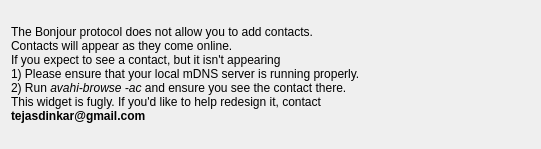
Qt form protocols/bonjour/bonjouraddui.ui (KDE/kopete) before a commit.
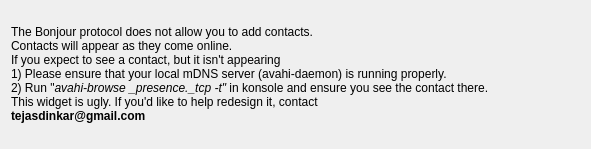
The same form after that commit.

Commit message: Fixed the Add User Message changed avahi-browse -ac -> avahibrowse _presence._tcp -t

The edit to the form file:
```diff
--- a/protocols/bonjour/bonjouraddui.ui
+++ b/protocols/bonjour/bonjouraddui.ui
@@ -5,7 +5,7 @@
    <rect>
     <x>0</x>
     <y>0</y>
-    <width>541</width>
+    <width>591</width>
     <height>149</height>
    </rect>
   </property>
@@ -30,16 +30,17 @@
      <item>
       <widget class="QLabel" name="label" >
        <property name="text" >
-        <string>&lt;html>&lt;head>&lt;meta name="qrichtext" content="1" />&lt;style type="text/css">
+        <string>&lt;!DOCTYPE HTML PUBLIC "-//W3C//DTD HTML 4.0//EN" "http://www.w3.org/TR/REC-html40/strict.dtd">
+&lt;html>&lt;head>&lt;meta name="qrichtext" content="1" />&lt;style type="text/css">
 p, li { white-space: pre-wrap; }
-&lt;/style>&lt;/head>&lt;body style=" font-family:'Sans Serif'; font-size:9pt; font-weight:400; font-style:normal;">
-&lt;p style=" margin-top:0px; margin-bottom:0px; margin-left:0px; margin-right:0px; -qt-block-indent:0; text-indent:0px;">The Bonjour protocol does not allow you to add contacts. &lt;/p>
-&lt;p style=" margin-top:0px; margin-bottom:0px; margin-left:0px; margin-right:0px; -qt-block-indent:0; text-indent:0px;">Contacts will appear as they come online.&lt;/p>
-&lt;p style=" margin-top:0px; margin-bottom:0px; margin-left:0px; margin-right:0px; -qt-block-indent:0; text-indent:0px;">If you expect to see a contact, but it isn't appearing&lt;/p>
-&lt;p style=" margin-top:0px; margin-bottom:0px; margin-left:0px; margin-right:0px; -qt-block-indent:0; text-indent:0px;">1) Please ensure that your local mDNS server is running properly.&lt;/p>
-&lt;p style=" margin-top:0px; margin-bottom:0px; margin-left:0px; margin-right:0px; -qt-block-indent:0; text-indent:0px;">2) Run &lt;span style=" font-style:italic;">avahi-browse -ac&lt;/span> and ensure you see the contact there.&lt;/p>
-&lt;p style=" margin-top:0px; margin-bottom:0px; margin-left:0px; margin-right:0px; -qt-block-indent:0; text-indent:0px;">This widget is fugly. If you'd like to help redesign it, contact &lt;/p>
-&lt;p style=" margin-top:0px; margin-bottom:0px; margin-left:0px; margin-right:0px; -qt-block-indent:0; text-indent:0px;">&lt;span style=" font-weight:600;">tejasdinkar@gmail.com&lt;/span>&lt;/p>&lt;/body>&lt;/html></string>
+&lt;/style>&lt;/head>&lt;body style=" font-family:'Sans Serif'; font-size:10pt; font-weight:400; font-style:normal;">
+&lt;p style=" margin-top:0px; margin-bottom:0px; margin-left:0px; margin-right:0px; -qt-block-indent:0; text-indent:0px; font-size:9pt;">The Bonjour protocol does not allow you to add contacts. &lt;/p>
+&lt;p style=" margin-top:0px; margin-bottom:0px; margin-left:0px; margin-right:0px; -qt-block-indent:0; text-indent:0px; font-size:9pt;">Contacts will appear as they come online.&lt;/p>
+&lt;p style=" margin-top:0px; margin-bottom:0px; margin-left:0px; margin-right:0px; -qt-block-indent:0; text-indent:0px; font-size:9pt;">If you expect to see a contact, but it isn't appearing&lt;/p>
+&lt;p style=" margin-top:0px; margin-bottom:0px; margin-left:0px; margin-right:0px; -qt-block-indent:0; text-indent:0px; font-size:9pt;">1) Please ensure that your local mDNS server (avahi-daemon) is running properly.&lt;/p>
+&lt;p style=" margin-top:0px; margin-bottom:0px; margin-left:0px; margin-right:0px; -qt-block-indent:0; text-indent:0px; font-size:9pt;">2) Run "&lt;span style=" font-style:italic;">avahi-browse _presence._tcp -t"&lt;/span> in konsole and ensure you see the contact there.&lt;/p>
+&lt;p style=" margin-top:0px; margin-bottom:0px; margin-left:0px; margin-right:0px; -qt-block-indent:0; text-indent:0px; font-size:9pt;">This widget is ugly. If you'd like to help redesign it, contact &lt;/p>
+&lt;p style=" margin-top:0px; margin-bottom:0px; margin-left:0px; margin-right:0px; -qt-block-indent:0; text-indent:0px; font-size:9pt;">&lt;span style=" font-weight:600;">tejasdinkar@gmail.com&lt;/span>&lt;/p>&lt;/body>&lt;/html></string>
        </property>
       </widget>
      </item>
```
Left out of the diff: 11 changed lines with no effect on the pictures.
